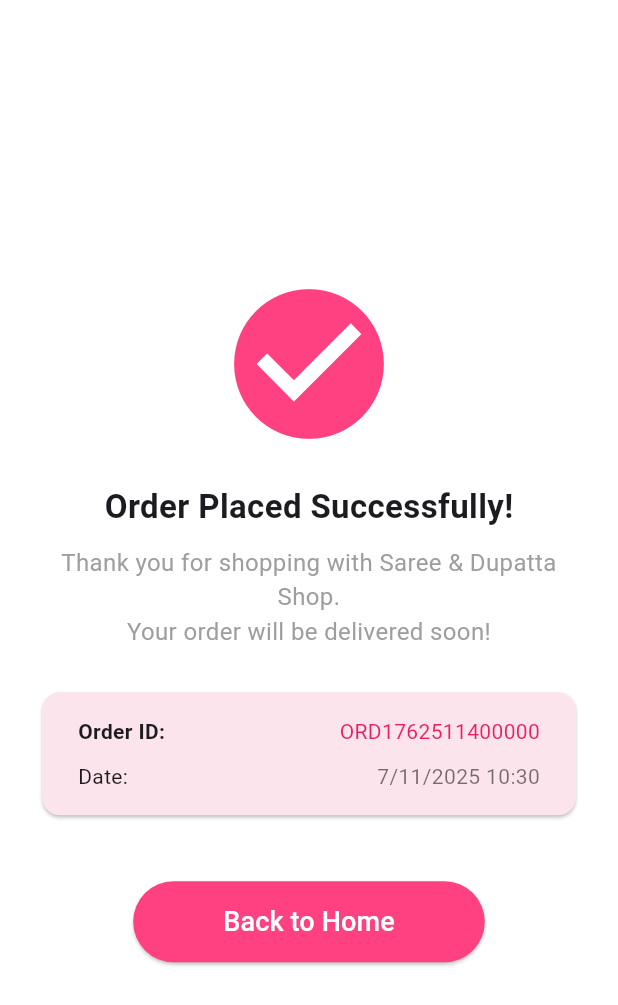
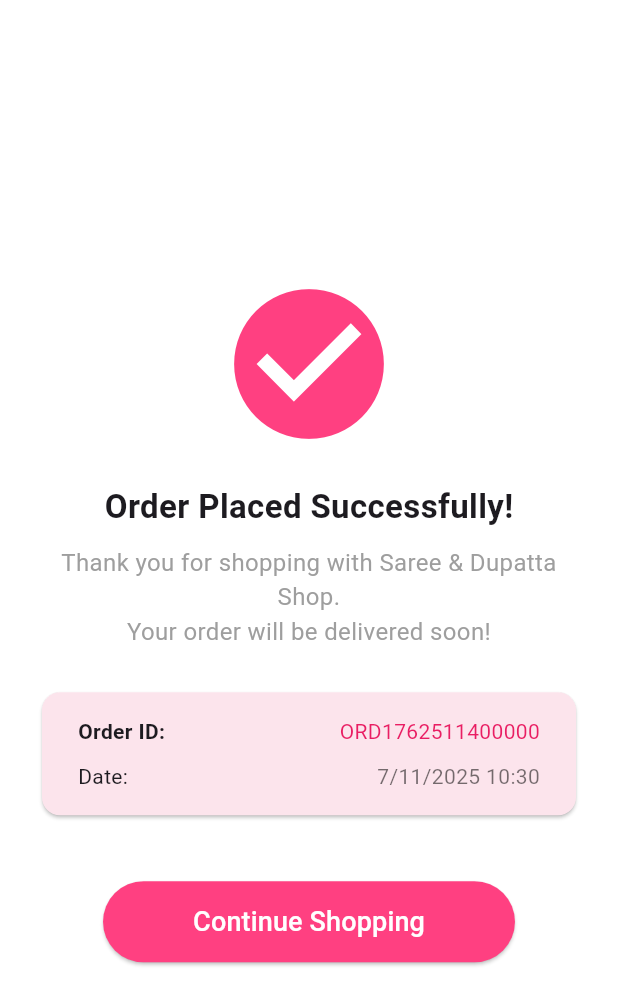
Before and after one commit to rajdubey09/Saree_Dupatta_Flutter_App, a Flutter app: the OrderSuccessScreen screen opened directly with empty values, on a phone screen of 412 x 824 dp. Shown: the top 1005 px of the screen. Run offline on Flutter 3.47's test engine with Material 3 defaults, Android fonts, the phone set to English and light mode, and no system bars; our stand-ins replace carousel_slider, cloud_firestore, firebase_auth, firebase_core, fluttertoast, shared_preferences; missing offline and left inert: firebase_app_check; accounts and stored records are empty.

Commit message:
Version-3.0.0 testing

```diff
--- a/saree_dupatta/lib/screens/order_success_screen.dart
+++ b/saree_dupatta/lib/screens/order_success_screen.dart
@@ -79,7 +79,7 @@ class OrderSuccessScreen extends StatelessWidget {
                   Navigator.popUntil(context, (route) => route.isFirst);
                 },
                 child: const Text(
-                  "Back to Home",
+                  "Continue Shopping",
                   style: TextStyle(fontSize: 18, color: Colors.white),
                 ),
               ),
```
